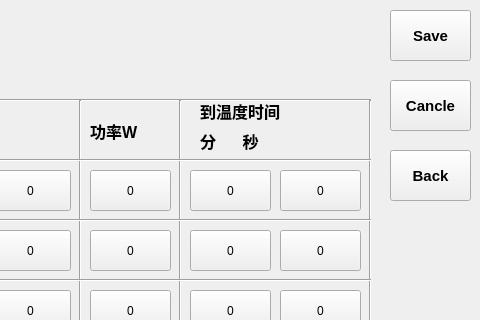
Before: the Qt Designer form setting_1.ui in wanghao-xznu/untitled2, drawn with Qt 5; both pictures show x 320 to 800 and y 0 to 320 of the 800 by 480 pixel window.
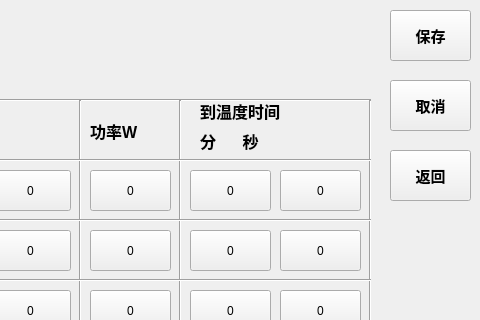
After: the same form once the commit is applied.

Commit message: save back cancle to 保存 返回 取消

```diff
--- a/setting_1.ui
+++ b/setting_1.ui
@@ -129,7 +129,7 @@
     </font>
    </property>
    <property name="text">
-    <string>Save</string>
+    <string>保存</string>
    </property>
   </widget>
   <widget class="QLabel" name="label_4">
@@ -876,7 +876,7 @@
     </font>
    </property>
    <property name="text">
-    <string>Cancle</string>
+    <string>取消</string>
    </property>
   </widget>
   <widget class="QPushButton" name="pushButton_33">
@@ -896,7 +896,7 @@
     </font>
    </property>
    <property name="text">
-    <string>Back</string>
+    <string>返回</string>
    </property>
   </widget>
  </widget>
```
The commit also changes 4 other files.
